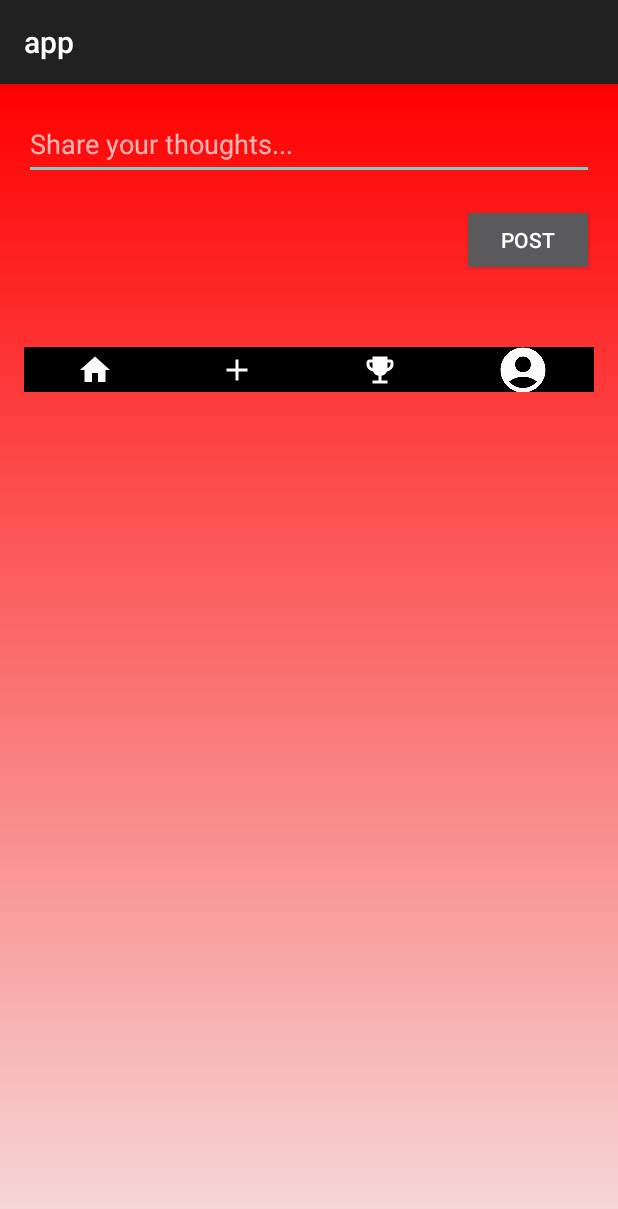
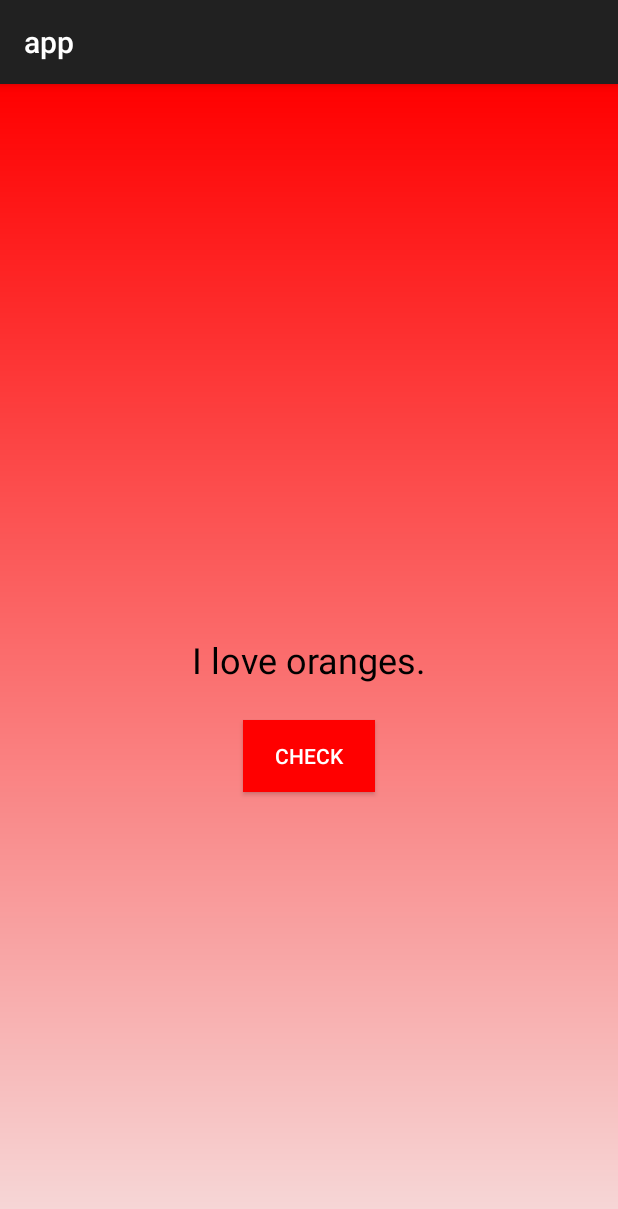
Before and after one commit to YarenTekdemir/KIPIRTI, an Android app built with Jetpack Compose: the screen it shows after launch (main_page before the commit, voice after it), after a tap on "LOGIN", on a phone screen of 412 x 824 dp. Shown: the top 1209 px of the screen. Run offline under Robolectric (Android 15) with nearby library versions, the phone set to English and light mode, and no system bars.

Commit message:
commit voice done

```diff
--- a/app/src/main/java/com/example/app/MainActivity.kt
+++ b/app/src/main/java/com/example/app/MainActivity.kt
@@ -38,7 +38,7 @@ class MainActivity : AppCompatActivity() {
             if (username == savedUsername && password == savedPassword) {
                 // Successful login, navigate to the profile page
                 Toast.makeText(this@MainActivity, "Login successful", Toast.LENGTH_SHORT).show()
-                val intent = Intent(applicationContext, main_page::class.java)
+                val intent = Intent(applicationContext, voice::class.java)
                 startActivity(intent)
             } else {
                 // Invalid credentials, show a toast message
--- a/app/src/main/java/com/example/app/main_page.kt
+++ b/app/src/main/java/com/example/app/main_page.kt
@@ -79,9 +79,10 @@ class main_page : AppCompatActivity() {
         updateLikeCount(likeCountTextView)
         updateDislikeCount(dislikeCountTextView)
 
-        // Add the post layout to the postsContainer
-        postsContainer.addView(postLayout)
+        // Add the post layout to the postsContainer at the beginning
+        postsContainer.addView(postLayout, 0)
     }
+
 
     private fun toggleLikeButtonState(likeButton: ImageView, likeCountTextView: TextView) {
         likeButtonActive = !likeButtonActive
--- a/app/src/main/res/layout/main_page.xml
+++ b/app/src/main/res/layout/main_page.xml
@@ -1,11 +1,20 @@
 <?xml version="1.0" encoding="utf-8"?>
-<LinearLayout xmlns:android="http://schemas.android.com/apk/res/android"
+<RelativeLayout xmlns:android="http://schemas.android.com/apk/res/android"
     xmlns:tools="http://schemas.android.com/tools"
     android:layout_width="match_parent"
     android:layout_height="match_parent"
+    android:background="@drawable/background_gradient">
+
+    <!-- Content of the second page -->
+    <ScrollView
+        android:layout_width="match_parent"
+        android:layout_height="match_parent">
+
+        <LinearLayout
+            android:layout_width="match_parent"
+            android:layout_height="wrap_content"
             android:orientation="vertical"
-    android:padding="16dp"
-    android:background="@drawable/background_gradient">
+            android:padding="16dp">
 
             <!-- EditText for user input -->
             <EditText
@@ -32,55 +41,10 @@
                 android:id="@+id/postsContainer"
                 android:layout_width="match_parent"
                 android:layout_height="wrap_content"
-        android:orientation="vertical"
-        android:layout_marginTop="16dp"/>
+                android:orientation="vertical"/>
+        </LinearLayout>
+    </ScrollView>
 
-
-
-<LinearLayout
-android:layout_width="match_parent"
-android:layout_height="wrap_content"
-android:orientation="horizontal"
-android:layout_marginTop="15dp"
-        >
-
-        <ImageButton
-            android:id="@+id/homeButton"
-            android:layout_width="30dp"
-            android:layout_height="30dp"
-            android:layout_weight="1"
-            android:background="@color/black"
-            android:src="@drawable/home"
-            tools:ignore="SpeakableTextPresentCheck,TouchTargetSizeCheck" />
-
-        <ImageButton
-            android:id="@+id/addIcon"
-            android:layout_width="30dp"
-            android:layout_height="30dp"
-            android:layout_weight="1"
-            android:background="@color/black"
-            android:src="@drawable/add"
-            tools:ignore="SpeakableTextPresentCheck,TouchTargetSizeCheck" />
-
-        <ImageButton
-            android:id="@+id/gameButton"
-            android:layout_width="30dp"
-            android:layout_height="30dp"
-            android:layout_weight="1"
-            android:background="@color/black"
-            android:src="@drawable/game"
-            tools:ignore="SpeakableTextPresentCheck,TouchTargetSizeCheck" />
-
-        <ImageButton
-            android:id="@+id/profileButton"
-            android:layout_width="30dp"
-            android:layout_height="30dp"
-            android:layout_weight="1"
-            android:background="@color/black"
-            android:src="@drawable/logo"
-            tools:ignore="SpeakableTextPresentCheck,TouchTargetSizeCheck" />
-
-
-
-    </LinearLayout>
-    </LinearLayout>
+    <!-- Include the navigation bar layout at the bottom -->
+    <include layout="@layout/navbar" />
+</RelativeLayout>
--- a/app/src/main/res/layout/post_layout.xml
+++ b/app/src/main/res/layout/post_layout.xml
@@ -55,7 +55,7 @@
             android:id="@+id/likeButton1"
             android:layout_width="48dp"
             android:layout_height="48dp"
-            android:layout_marginEnd="16dp"
+            android:layout_marginEnd="6dp"
             android:contentDescription="Like Button"
             android:src="@drawable/baseline_thumb_up_24" />
 
@@ -65,6 +65,7 @@
             android:layout_height="wrap_content"
             android:text="0"
             android:textSize="16sp"
+            android:layout_marginEnd="15dp"
             android:textColor="@android:color/black"
             android:layout_marginTop="8dp"/>
 
--- a/app/src/main/res/layout/voice.xml
+++ b/app/src/main/res/layout/voice.xml
@@ -1,20 +1,22 @@
 <?xml version="1.0" encoding="utf-8"?>
 <RelativeLayout xmlns:android="http://schemas.android.com/apk/res/android"
     android:layout_width="match_parent"
-    android:layout_height="match_parent">
+    android:layout_height="match_parent"
+    android:background="@drawable/background_gradient">
 
     <TextView
         android:id="@+id/sentenceTextView"
         android:layout_width="wrap_content"
         android:layout_height="wrap_content"
         android:layout_centerInParent="true"
-        android:text="Listen to the sentence:"
+        android:text="Click Check Then Talk:"
         android:textColor="@android:color/black"
         android:textSize="24sp" />
 
     <Button
         android:id="@+id/checkButton"
         android:layout_width="wrap_content"
+        android:background="@drawable/rounded_corner"
         android:layout_height="wrap_content"
         android:layout_below="@id/sentenceTextView"
         android:layout_centerHorizontal="true"
--- a/app/src/main/res/values/strings.xml
+++ b/app/src/main/res/values/strings.xml
@@ -3,6 +3,10 @@
 
     <string name="ok_button_description">OK Button</string>
     <string name="sort_prompt">Select sorting option</string>
+    <string name="home_icon_description">Home</string>
+    <string name="add_icon_description">New Post</string>
+    <string name="game_icon_description">Game</string>
+    <string name="profile_icon_description">Profile</string>
 
     <string-array name="security_questions">
         <item>What was the name of your first pet?</item>
```
Also changed, not shown: app/src/main/AndroidManifest.xml (+11 -1 lines), app/src/main/java/com/example/app/voice.kt (+98 -12 lines), 2 other files. Lines whose indentation alone changed are shown as unchanged.
